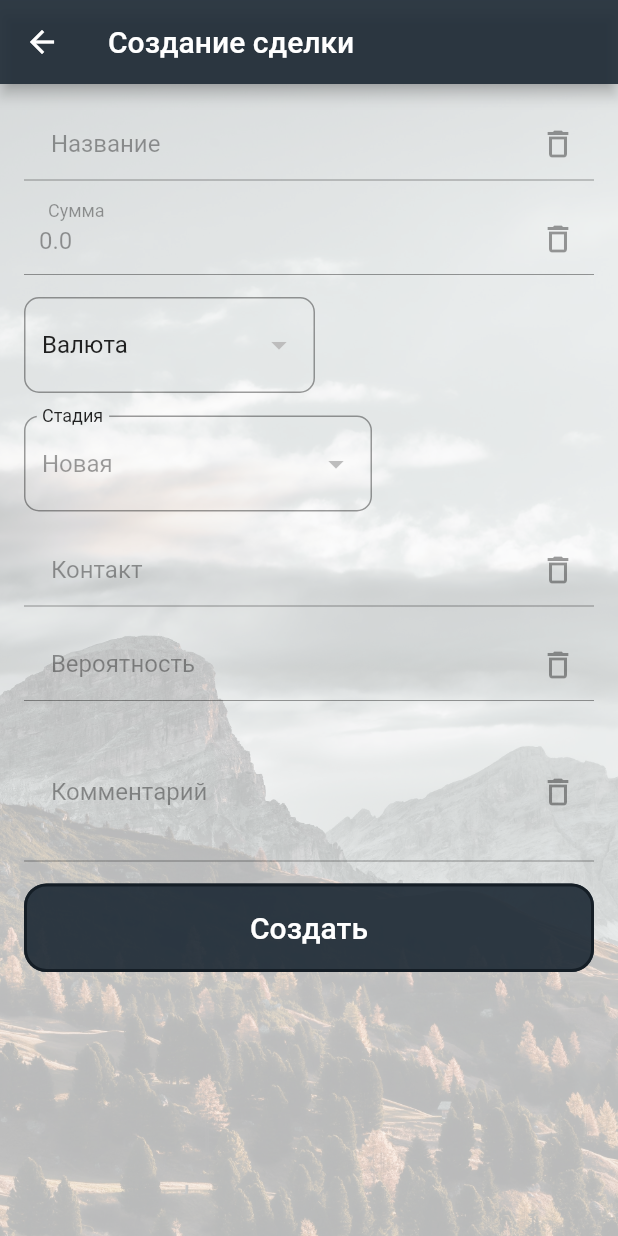
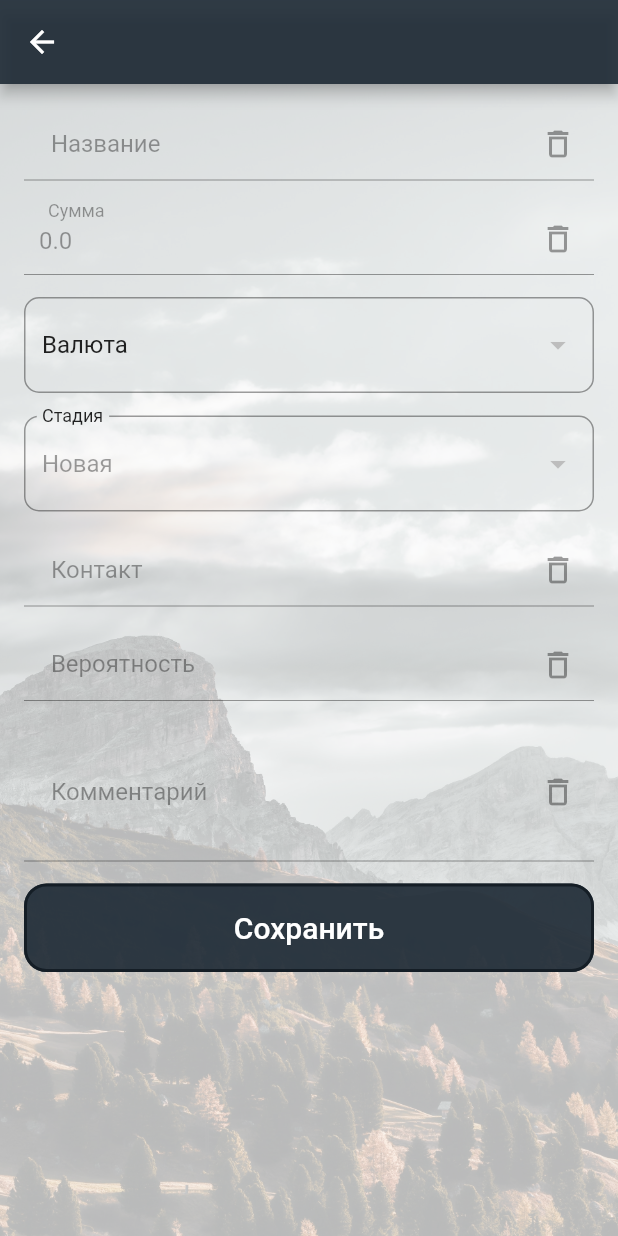
Before and after one commit to DarkestEcho/bitrix24app, a Flutter app: the DealViewPage screen opened directly with empty values, on a phone screen of 412 x 824 dp. Run offline on Flutter 3.47's test engine with Material 2 defaults, Android fonts, the phone set to English and light mode, and no system bars; network calls fail.

Commit message:
pre-final version

```diff
--- a/lib/screens/deal_view_screen.dart
+++ b/lib/screens/deal_view_screen.dart
@@ -93,7 +93,7 @@ class _DealViewPageState extends State<DealViewPage> {
       // backgroundColor: Colors.deepOrange,
       appBar: AppBar(
         backgroundColor: Color(0xeeB1F2B36), //Color(0xddff7043),
-        title: Text('Создание сделки'),
+        title: Text(''),
       ),
       body: Stack(
         children: [
@@ -137,7 +137,7 @@ class _DealViewPageState extends State<DealViewPage> {
                     height: 15,
                   ),
                   getDropdownButtonFormField(
-                    width: 186,
+                    // width: 186,
                     items: _currencies,
                     labelText: 'Валюта',
                   ),
@@ -146,7 +146,7 @@ class _DealViewPageState extends State<DealViewPage> {
                     height: 15,
                   ),
                   getDropdownButtonFormField(
-                    width: 148,
+                    // width: 148,
                     items: _stages,
                     labelText: 'Стадия',
                   ),
@@ -202,7 +202,7 @@ class _DealViewPageState extends State<DealViewPage> {
                     onPressed: () {
                       _submitForm();
                     },
-                    child: Text('Создать',
+                    child: Text('Сохранить',
                         style: TextStyle(color: Colors.white, fontSize: 20)),
                     style: ButtonStyle(
                       elevation: MaterialStateProperty.all(0),
@@ -249,10 +249,10 @@ class _DealViewPageState extends State<DealViewPage> {
   Container getDropdownButtonFormField(
       {required String labelText,
       required Map<String, String> items,
-      required double width}) {
+      double? width}) {
     return Container(
       // width: 200,
-      margin: EdgeInsets.only(right: width),
+      margin: width == null ? null : EdgeInsets.only(right: width),
       child: DropdownButtonFormField(
         decoration: InputDecoration(
           labelStyle: TextStyle(color: Colors.black87),
--- a/lib/screens/home_screen.dart
+++ b/lib/screens/home_screen.dart
@@ -143,7 +143,7 @@ class _AppContainerState extends State<AppContainer> {
                   ),
                 ),
                 Container(
-                  padding: EdgeInsets.only(top: 20, bottom: 20),
+                  padding: EdgeInsets.only(top: 20, bottom: 15),
                   child: Text(
                     pageTitle,
                     style: TextStyle(fontSize: 18),
```
Also changed, not shown: lib/screens/deal_add_screen.dart (+4 -4 lines).
